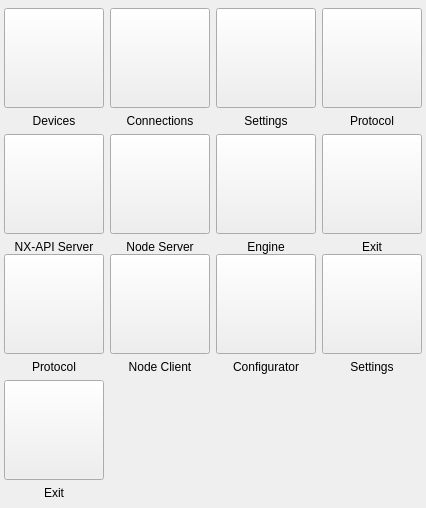
Above: src/VMTD/VMTD/VMTDControllerForm.ui from ekushko/qt-vxlan-mtd-old before the change. Below: the same form after it.
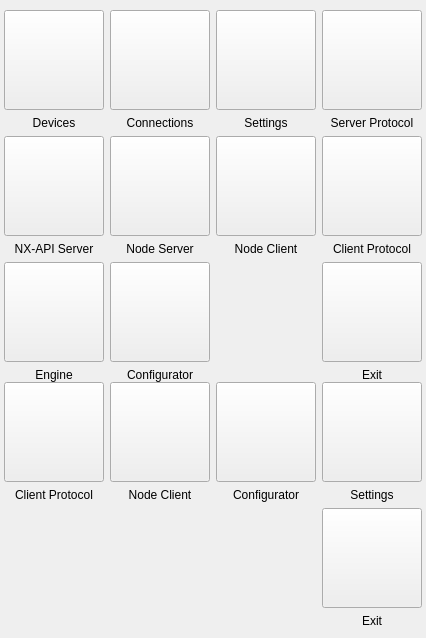
That is the form after the change. Icons and pictures are not drawn.

Patch:
```diff
--- a/src/VMTD/VMTD/VMTDControllerForm.ui
+++ b/src/VMTD/VMTD/VMTDControllerForm.ui
@@ -7,7 +7,7 @@
     <x>0</x>
     <y>0</y>
     <width>426</width>
-    <height>508</height>
+    <height>638</height>
    </rect>
   </property>
   <property name="windowTitle">
@@ -92,6 +92,54 @@
          <property name="bottomMargin">
           <number>0</number>
          </property>
+         <item row="2" column="2">
+          <layout class="QVBoxLayout" name="vl_14">
+           <item>
+            <widget class="QPushButton" name="pbNodeClient_2">
+             <property name="minimumSize">
+              <size>
+               <width>100</width>
+               <height>100</height>
+              </size>
+             </property>
+             <property name="maximumSize">
+              <size>
+               <width>100</width>
+               <height>100</height>
+              </size>
+             </property>
+             <property name="font">
+              <font>
+               <pointsize>18</pointsize>
+              </font>
+             </property>
+             <property name="text">
+              <string/>
+             </property>
+             <property name="icon">
+              <iconset resource="../resources/VMTDResources.qrc">
+               <normaloff>:/icons/icons/Node-client.svg</normaloff>:/icons/icons/Node-client.svg</iconset>
+             </property>
+             <property name="iconSize">
+              <size>
+               <width>80</width>
+               <height>80</height>
+              </size>
+             </property>
+            </widget>
+           </item>
+           <item>
+            <widget class="QLabel" name="_18">
+             <property name="text">
+              <string>Node Client</string>
+             </property>
+             <property name="alignment">
+              <set>Qt::AlignCenter</set>
+             </property>
+            </widget>
+           </item>
+          </layout>
+         </item>
          <item row="2" column="0">
           <layout class="QVBoxLayout" name="vl_9">
            <item>
@@ -227,7 +275,7 @@
            <item>
             <widget class="QLabel" name="_13">
              <property name="text">
-              <string>Protocol</string>
+              <string>Server Protocol</string>
              </property>
              <property name="alignment">
               <set>Qt::AlignCenter</set>
@@ -380,7 +428,7 @@
            </item>
           </layout>
          </item>
-         <item row="2" column="2">
+         <item row="3" column="0">
           <layout class="QVBoxLayout" name="vl_11">
            <item>
             <widget class="QPushButton" name="pbEngine">
@@ -428,7 +476,55 @@
            </item>
           </layout>
          </item>
-         <item row="2" column="3">
+         <item row="3" column="1">
+          <layout class="QVBoxLayout" name="vl_15">
+           <item>
+            <widget class="QPushButton" name="pbConfigurator_2">
+             <property name="minimumSize">
+              <size>
+               <width>100</width>
+               <height>100</height>
+              </size>
+             </property>
+             <property name="maximumSize">
+              <size>
+               <width>100</width>
+               <height>100</height>
+              </size>
+             </property>
+             <property name="font">
+              <font>
+               <pointsize>18</pointsize>
+              </font>
+             </property>
+             <property name="text">
+              <string/>
+             </property>
+             <property name="icon">
+              <iconset resource="../resources/VMTDResources.qrc">
+               <normaloff>:/icons/icons/Configurator.svg</normaloff>:/icons/icons/Configurator.svg</iconset>
+             </property>
+             <property name="iconSize">
+              <size>
+               <width>70</width>
+               <height>70</height>
+              </size>
+             </property>
+            </widget>
+           </item>
+           <item>
+            <widget class="QLabel" name="_19">
+             <property name="text">
+              <string>Configurator</string>
+             </property>
+             <property name="alignment">
+              <set>Qt::AlignCenter</set>
+             </property>
+            </widget>
+           </item>
+          </layout>
+         </item>
+         <item row="3" column="3">
           <layout class="QVBoxLayout" name="vl_7">
            <item>
             <widget class="QPushButton" name="pbExit_2">
@@ -476,6 +572,54 @@
            </item>
           </layout>
          </item>
+         <item row="2" column="3">
+          <layout class="QVBoxLayout" name="vl_16">
+           <item>
+            <widget class="QPushButton" name="pbClientProtocol_2">
+             <property name="minimumSize">
+              <size>
+               <width>100</width>
+               <height>100</height>
+              </size>
+             </property>
+             <property name="maximumSize">
+              <size>
+               <width>100</width>
+               <height>100</height>
+              </size>
+             </property>
+             <property name="font">
+              <font>
+               <pointsize>18</pointsize>
+              </font>
+             </property>
+             <property name="text">
+              <string/>
+             </property>
+             <property name="icon">
+              <iconset resource="../resources/VMTDResources.qrc">
+               <normaloff>:/icons/icons/Node-protocol.svg</normaloff>:/icons/icons/Node-protocol.svg</iconset>
+             </property>
+             <property name="iconSize">
+              <size>
+               <width>80</width>
+               <height>80</height>
+              </size>
+             </property>
+            </widget>
+           </item>
+           <item>
+            <widget class="QLabel" name="_20">
+             <property name="text">
+              <string>Client Protocol</string>
+             </property>
+             <property name="alignment">
+              <set>Qt::AlignCenter</set>
+             </property>
+            </widget>
+           </item>
+          </layout>
+         </item>
         </layout>
        </widget>
       </item>
@@ -581,7 +725,7 @@
            <item>
             <widget class="QLabel" name="_5">
              <property name="text">
-              <string>Protocol</string>
+              <string>Client Protocol</string>
              </property>
              <property name="alignment">
               <set>Qt::AlignCenter</set>
@@ -686,7 +830,7 @@
            </item>
           </layout>
          </item>
-         <item row="1" column="0">
+         <item row="1" column="3">
           <layout class="QVBoxLayout" name="vl_13">
            <item>
             <widget class="QPushButton" name="pbExit_1">
```
Left out of the diff: 104 changed lines with no effect on the pictures.
